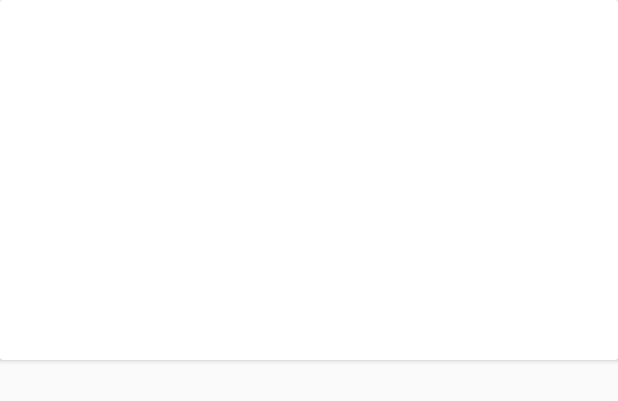
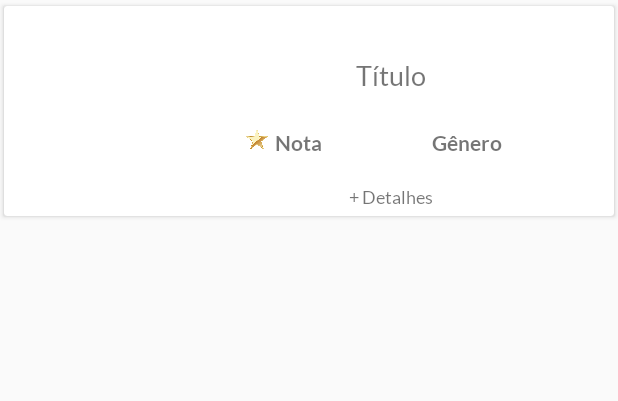
Before and after one commit to lpcampelo/movie-review-app-kotlin, an Android app: the layout item_filme.xml on its own in the app's theme, with its tools: preview values and no code run, on a phone screen of 412 x 824 dp. Shown: the top 401 px of the screen. Run offline under Robolectric (Android 15) with nearby library versions, the light colour scheme and no system bars.

Commit message:
Melhorias gerais

```diff
--- a/app/src/main/java/br/com/cotemig/trabalhofinal/leonardo/campelo/ui/activities/MainActivity.kt
+++ b/app/src/main/java/br/com/cotemig/trabalhofinal/leonardo/campelo/ui/activities/MainActivity.kt
@@ -79,6 +79,7 @@ class MainActivity : AppCompatActivity() {
         )
 
         val helper = PagerSnapHelper()
+        listFilmes.setOnFlingListener(null);
         helper.attachToRecyclerView(listFilmes)
     }
 
--- a/app/src/main/res/layout/activity_filme.xml
+++ b/app/src/main/res/layout/activity_filme.xml
@@ -24,7 +24,8 @@
 
         <RelativeLayout
             android:layout_width="wrap_content"
-            android:layout_height="wrap_content">
+            android:layout_height="wrap_content"
+            android:background="@color/transparent">
 
             <TextView
                 android:id="@+id/moview"
@@ -42,9 +43,9 @@
                 android:id="@+id/estrela"
                 android:layout_width="38dp"
                 android:layout_height="38dp"
-                android:layout_toRightOf="@id/poster"
                 android:layout_marginLeft="40dp"
                 android:layout_marginTop="18dp"
+                android:layout_toRightOf="@id/poster"
                 android:background="@drawable/gold_star"
                 android:scaleType="fitCenter" />
 
@@ -69,13 +70,13 @@
                 android:layout_below="@id/descricaoavaliacao"
                 android:layout_centerHorizontal="true"
                 android:layout_marginTop="40dp"
-                android:scaleType="fitXY"/>
+                android:scaleType="fitXY" />
 
             <TextView
                 android:id="@+id/titulo"
-                android:layout_below="@+id/poster"
                 android:layout_width="match_parent"
                 android:layout_height="wrap_content"
+                android:layout_below="@+id/poster"
                 android:fontFamily="@font/lato_bold"
                 android:paddingTop="10dp"
                 android:paddingBottom="10dp"
--- a/app/src/main/res/layout/item_filme.xml
+++ b/app/src/main/res/layout/item_filme.xml
@@ -1,24 +1,87 @@
 <?xml version="1.0" encoding="utf-8"?>
 <androidx.cardview.widget.CardView xmlns:android="http://schemas.android.com/apk/res/android"
+    xmlns:app="http://schemas.android.com/apk/res-auto"
     android:id="@+id/filmecard"
+    android:layout_width="match_parent"
+    android:layout_height="wrap_content"
+    app:cardUseCompatPadding="true">
+
+    <RelativeLayout
         android:layout_width="match_parent"
         android:layout_height="wrap_content">
 
+
         <ImageView
             android:id="@+id/poster"
-        android:layout_width="150dp"
-        android:layout_height="200dp"
+            android:layout_width="75dp"
+            android:layout_height="100dp"
             android:scaleType="fitXY"
             android:layout_marginVertical="20dp"
-        android:layout_marginLeft="20dp"/>
+            android:layout_marginLeft="50dp"/>
+
+        <RelativeLayout
+            android:layout_width="match_parent"
+            android:layout_height="wrap_content"
+            android:layout_toRightOf="@id/poster"
+            android:layout_marginTop="35dp"
+            android:layout_marginEnd="15dp">
 
             <TextView
                 android:id="@+id/titulo"
                 android:layout_width="wrap_content"
                 android:layout_height="wrap_content"
+                android:layout_centerHorizontal="true"
+                android:fontFamily="@font/lato_regular"
+                android:text="Título"
+                android:textSize="18dp"/>
+
+            <TextView
+                android:id="@+id/nota"
+                android:layout_width="wrap_content"
+                android:layout_height="wrap_content"
+                android:layout_below="@id/titulo"
                 android:layout_centerVertical="true"
+                android:layout_marginStart="55dp"
                 android:fontFamily="@font/lato_bold"
-        android:layout_marginLeft="20dp"
-        android:layout_toRightOf="@+id/poster"/>
+                android:paddingTop="25dp"
+                android:text="Nota" />
+
+            <ImageView
+                android:id="@+id/estrela"
+                android:layout_width="16dp"
+                android:layout_height="16dp"
+                android:background="@drawable/gold_star"
+                android:layout_marginTop="45dp"
+                android:layout_marginLeft="35dp"/>
+
+            <TextView
+                android:id="@+id/genero"
+                android:layout_width="wrap_content"
+                android:layout_height="wrap_content"
+                android:layout_below="@id/titulo"
+                android:layout_centerVertical="true"
+                android:layout_marginStart="160dp"
+                android:fontFamily="@font/lato_bold"
+                android:paddingTop="25dp"
+                android:text="Gênero" />
+
+            <TextView
+                android:id="@+id/detalhes"
+                android:layout_width="wrap_content"
+                android:layout_height="wrap_content"
+                android:layout_below="@id/nota"
+                android:layout_centerHorizontal="true"
+                android:fontFamily="@font/lato_regular"
+                android:layout_marginTop="20dp"
+                android:text="+ Detalhes"
+                android:textSize="12dp" />
+
+        </RelativeLayout>
+
+
+
+    </RelativeLayout>
+
+
 
 </androidx.cardview.widget.CardView>
--- a/app/src/main/res/values/colors.xml
+++ b/app/src/main/res/values/colors.xml
@@ -8,4 +8,5 @@
     <color name="black">#FF000000</color>
     <color name="white">#FFFFFFFF</color>
     <color name="fadedwhite">#F7FFFFFF</color>
+    <color name="transparent">#00FFFFFF</color>
 </resources>
```
Lines whose indentation alone changed are shown as unchanged.
